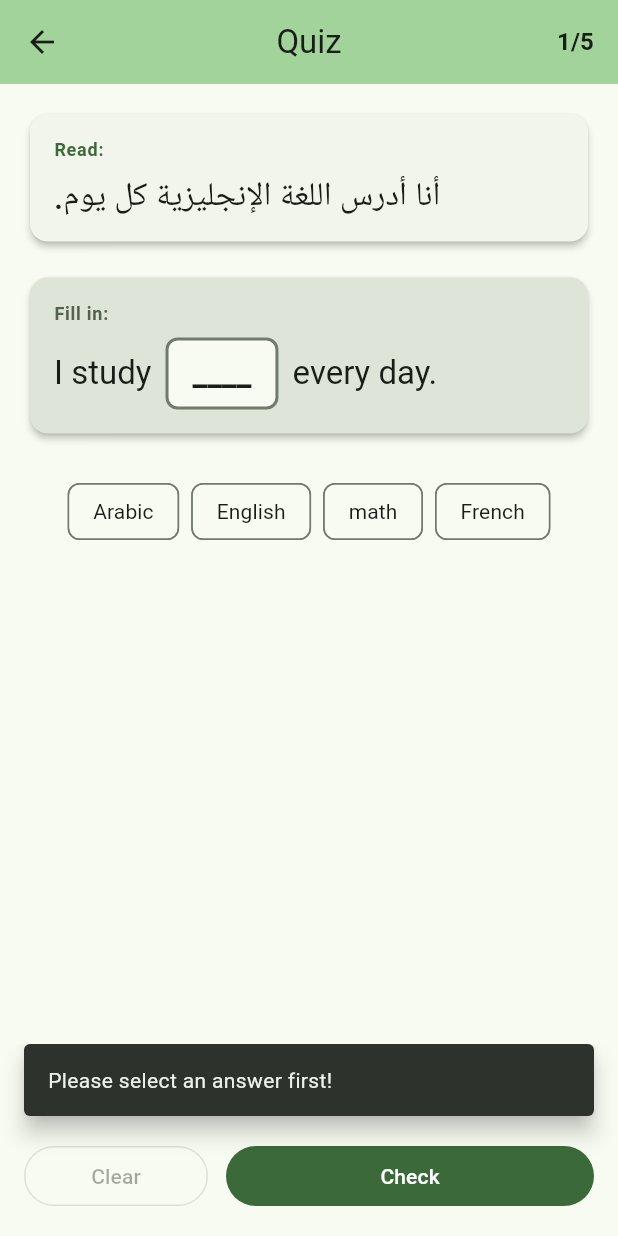
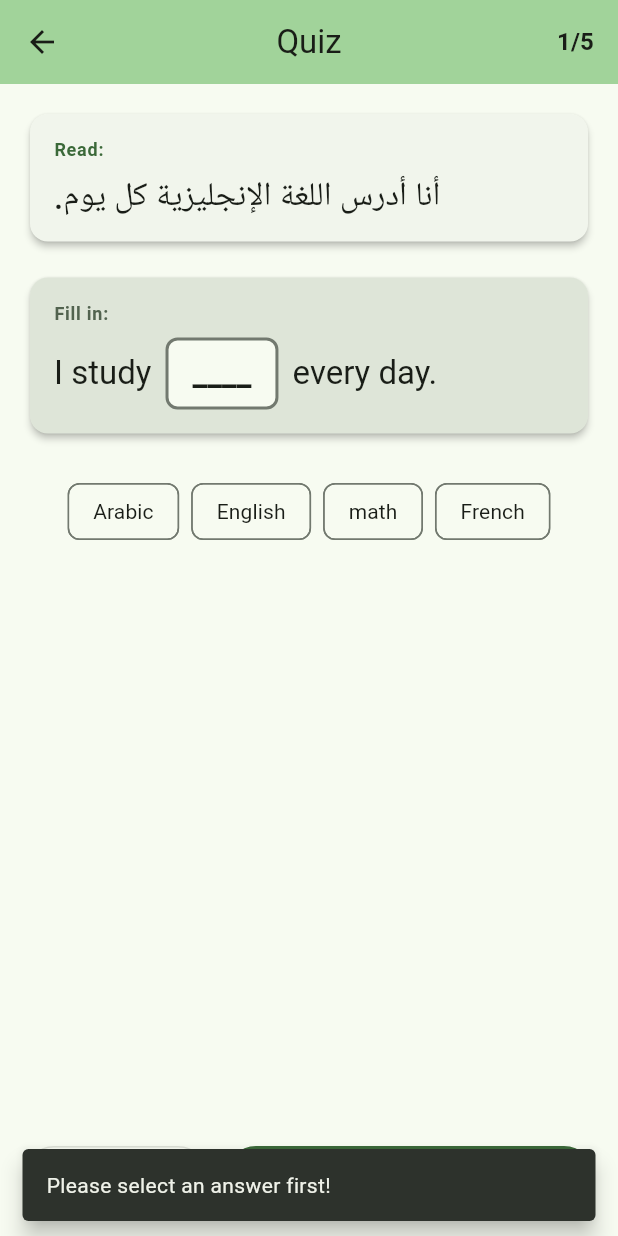
Before and after one commit to AuricX/my_app, a Flutter app: the QuizPage screen opened directly, after a tap on "Check", on a phone screen of 412 x 824 dp. Run offline on Flutter 3.47's test engine with Material 3 defaults, Android fonts, the phone set to English and light mode, and no system bars; accounts and stored records are empty.

Commit message:
Revert "Enhance SnackBar usability and layout across registration, sign-in, and quiz pages"
This reverts commit 1616872e0d20d6626faccbd862c79700d86433e5.

```diff
--- a/lib/quiz_page.dart
+++ b/lib/quiz_page.dart
@@ -309,7 +309,6 @@ class _QuizPageState extends State<QuizPage> with TickerProviderStateMixin {
         SnackBar(
           duration: const Duration(milliseconds: 1400),
           behavior: SnackBarBehavior.floating,
-          margin: const EdgeInsets.only(bottom: 80, left: 16, right: 16),
           content: GestureDetector(
             behavior: HitTestBehavior.opaque,
             onTap: () => ScaffoldMessenger.of(context).hideCurrentSnackBar(),
@@ -427,9 +426,7 @@ class _QuizPageState extends State<QuizPage> with TickerProviderStateMixin {
           ),
         ],
       ),
-      body: GestureDetector(
-        onTap: () => ScaffoldMessenger.of(context).hideCurrentSnackBar(),
-        child: SafeArea(
+      body: SafeArea(
         child: Padding(
           padding: const EdgeInsets.all(16.0),
           child: SlideTransition(
@@ -483,7 +480,6 @@ class _QuizPageState extends State<QuizPage> with TickerProviderStateMixin {
             ),
           ),
         ),
-        ),
       ),
     );
   }
```
Also changed, not shown: lib/pages/registration_page.dart (+2 -5 lines), lib/pages/sign_in_page.dart (+2 -5 lines).
